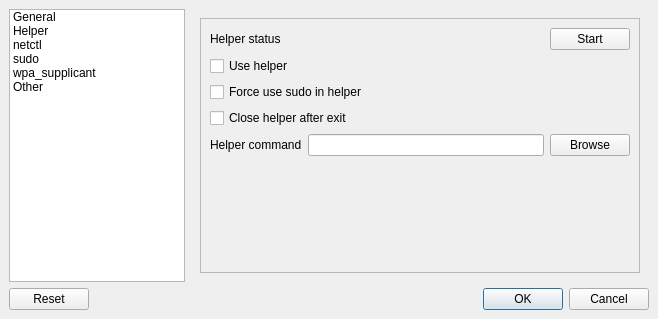
Old version of the form sources/gui/src/settingswindow.ui in the repository arcan1s/netctl-gui.
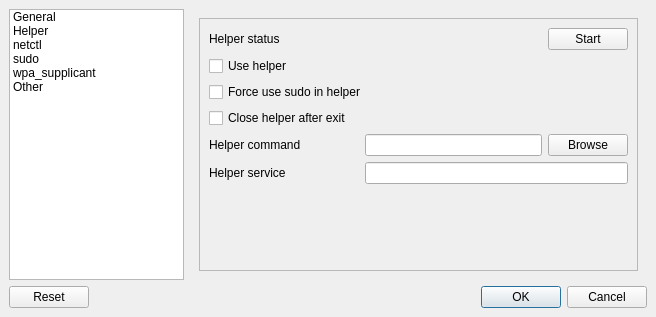
New version of the form. The open tabs and pages were chosen to show the change. Icons and pictures are not drawn.

Commit message: fix security hole in helper

Patch:
```diff
--- a/sources/gui/src/settingswindow.ui
+++ b/sources/gui/src/settingswindow.ui
@@ -6,8 +6,8 @@
    <rect>
     <x>0</x>
     <y>0</y>
-    <width>658</width>
-    <height>319</height>
+    <width>656</width>
+    <height>317</height>
    </rect>
   </property>
   <property name="windowTitle">
@@ -211,8 +211,8 @@
               <rect>
                <x>0</x>
                <y>0</y>
-               <width>442</width>
-               <height>258</height>
+               <width>440</width>
+               <height>256</height>
               </rect>
              </property>
              <layout class="QVBoxLayout" name="verticalLayout_13">
@@ -220,6 +220,12 @@
                <layout class="QHBoxLayout" name="layout_status">
                 <item>
                  <widget class="QLabel" name="label_statusText">
+                  <property name="minimumSize">
+                   <size>
+                    <width>150</width>
+                    <height>0</height>
+                   </size>
+                  </property>
                   <property name="text">
                    <string>Helper status</string>
                   </property>
@@ -282,6 +288,12 @@
                <layout class="QHBoxLayout" name="layout_helperPath">
                 <item>
                  <widget class="QLabel" name="label_helperPath">
+                  <property name="minimumSize">
+                   <size>
+                    <width>150</width>
+                    <height>0</height>
+                   </size>
+                  </property>
                   <property name="text">
                    <string>Helper command</string>
                   </property>
@@ -299,6 +311,30 @@
                 </item>
                </layout>
               </item>
+              <item>
+               <layout class="QHBoxLayout" name="layout_helperService">
+                <item>
+                 <widget class="QLabel" name="label_helperService">
+                  <property name="minimumSize">
+                   <size>
+                    <width>150</width>
+                    <height>0</height>
+                   </size>
+                  </property>
+                  <property name="text">
+                   <string>Helper service</string>
+                  </property>
+                 </widget>
+                </item>
+                <item>
+                 <widget class="QLineEdit" name="lineEdit_helperService">
+                  <property name="toolTip">
+                   <string>Name of netctlgui-helper service</string>
+                  </property>
+                 </widget>
+                </item>
+               </layout>
+              </item>
               <item>
                <spacer name="spacer_helper">
                 <property name="orientation">
```
Left out of the diff: 14 changed lines with no effect on the pictures. The commit also changes 8 other files.
